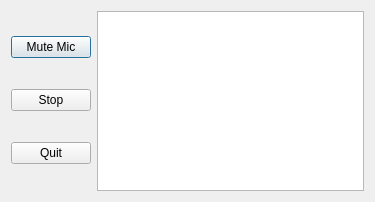
Before: the Qt Designer form newForm.ui in jagajaga/Voice-qChat, drawn with Qt 5.
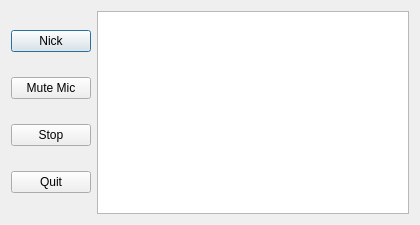
After: the same form once the commit is applied.

Commit message: Added nick support, fixed and improved protocol

What changed in the file:
```diff
--- a/newForm.ui
+++ b/newForm.ui
@@ -6,8 +6,8 @@
    <rect>
     <x>0</x>
     <y>0</y>
-    <width>375</width>
-    <height>202</height>
+    <width>420</width>
+    <height>225</height>
    </rect>
   </property>
   <property name="sizePolicy">
@@ -22,6 +22,13 @@
   <layout class="QHBoxLayout" name="horizontalLayout">
    <item>
     <layout class="QVBoxLayout" name="verticalLayout">
+     <item>
+      <widget class="QPushButton" name="nick">
+       <property name="text">
+        <string>Nick</string>
+       </property>
+      </widget>
+     </item>
      <item>
       <widget class="QPushButton" name="mute">
        <property name="text">
```
The commit also changes 17 other files.
